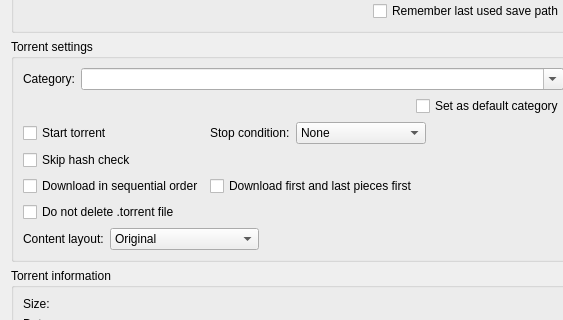
Qt form src/gui/addnewtorrentdialog.ui (SysAdminDoc/qBittorrent-Vanced) before a commit; both pictures show x 0 to 563 and y 120 to 440 of the 900 by 680 pixel window.
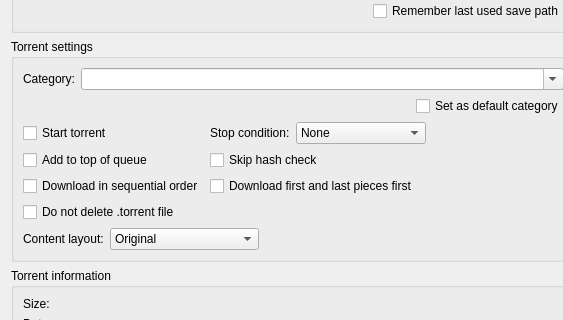
The same form after that commit. Custom widgets are drawn as their Qt base class.

Commit message:
Allow to add new torrents to queue top
PR #18518.
Closes #11599.

```diff
--- a/src/gui/addnewtorrentdialog.ui
+++ b/src/gui/addnewtorrentdialog.ui
@@ -257,6 +257,13 @@
                  </spacer>
                 </item>
                 <item row="1" column="0">
+                 <widget class="QCheckBox" name="addToQueueTopCheckBox">
+                  <property name="text">
+                   <string>Add to top of queue</string>
+                  </property>
+                 </widget>
+                </item>
+                <item row="1" column="1">
                  <widget class="QCheckBox" name="skipCheckingCheckBox">
                   <property name="text">
                    <string>Skip hash check</string>
```
The commit also changes 13 other files.
